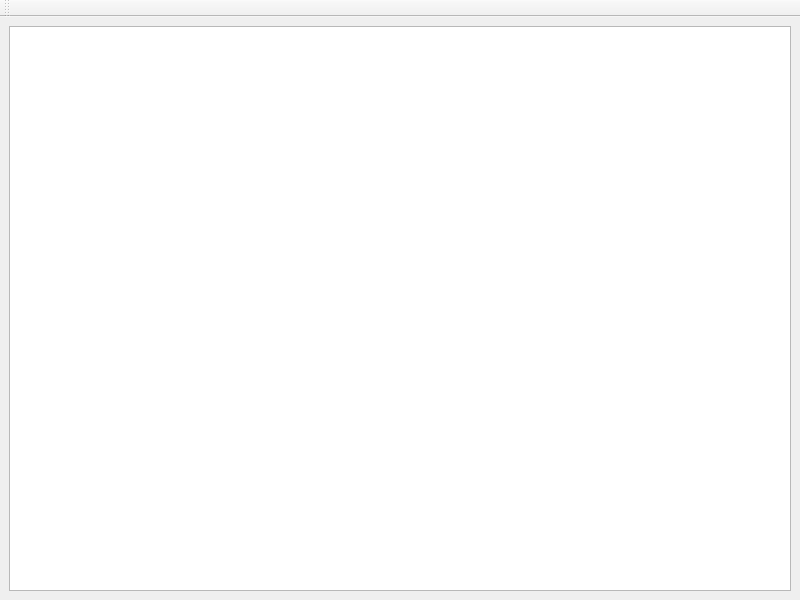
Qt form tools/AEMDumper/mainWindow.ui (christophe-calmejane/Hive) before a commit.
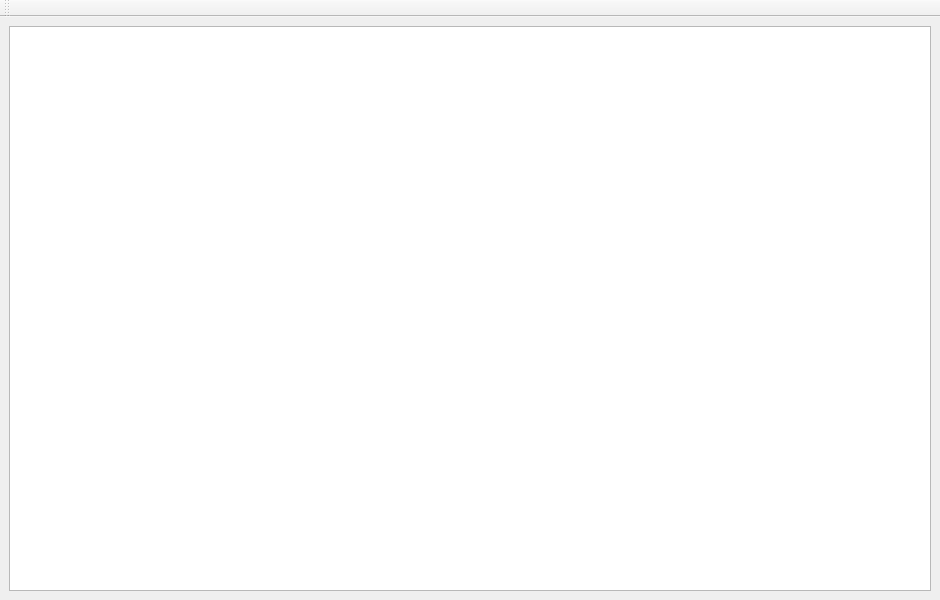
The same form after that commit. Custom widgets are drawn as their Qt base class.

```diff
--- a/tools/AEMDumper/mainWindow.ui
+++ b/tools/AEMDumper/mainWindow.ui
@@ -6,7 +6,7 @@
    <rect>
     <x>0</x>
     <y>0</y>
-    <width>800</width>
+    <width>940</width>
     <height>600</height>
    </rect>
   </property>
```
